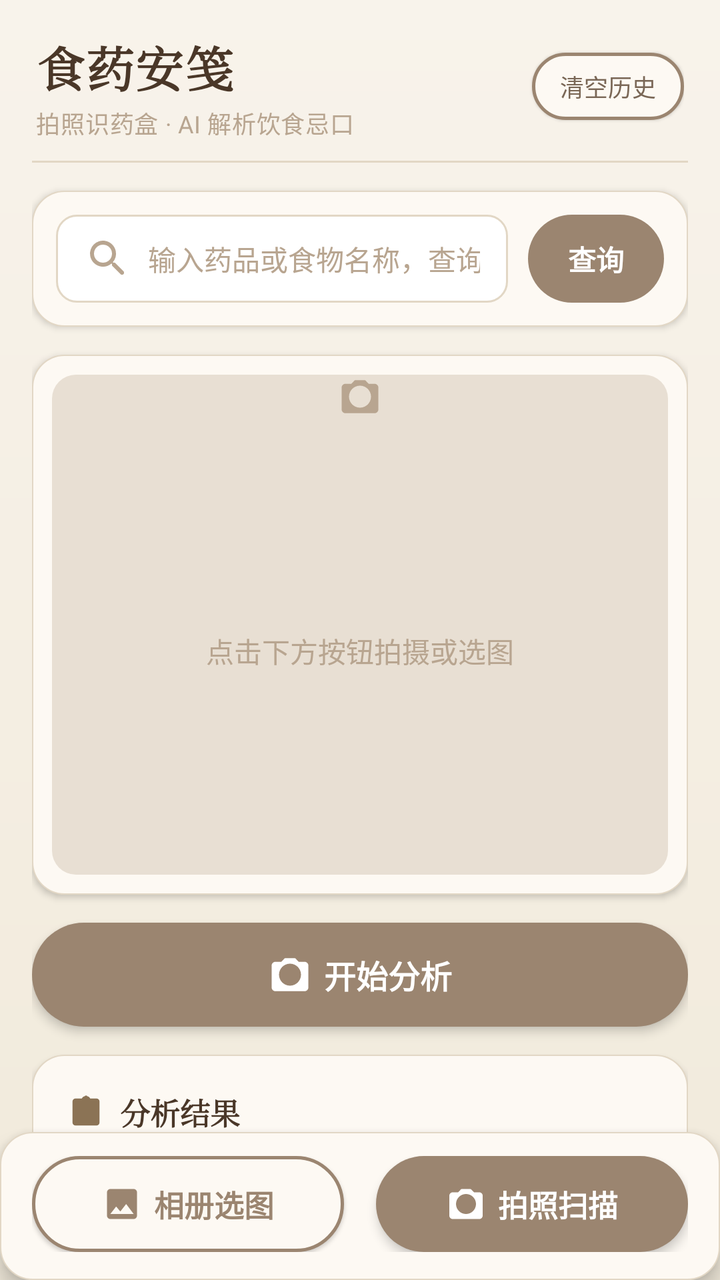
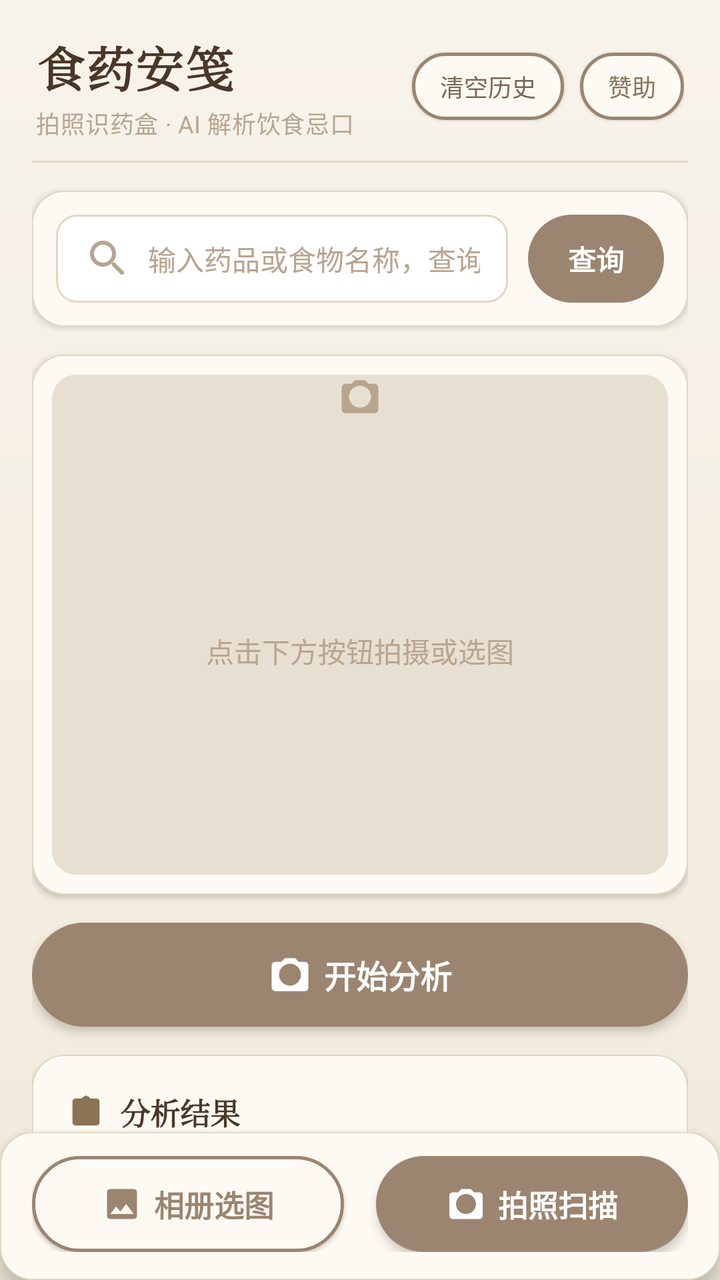

Before-and-after screenshots of an Android layout around one commit, followed by the original layout XML and the change that was made.
<!-- AndroidManifest.xml: application theme Theme.FoodDrugNote -->
<!-- res/layout/activity_main.xml -->
<?xml version="1.0" encoding="utf-8"?>
<LinearLayout xmlns:android="http://schemas.android.com/apk/res/android"
    xmlns:app="http://schemas.android.com/apk/res-auto"
    android:layout_width="match_parent"
    android:layout_height="match_parent"
    android:orientation="vertical"
    android:background="@drawable/bg_paper"
    android:fitsSystemWindows="true">

    <androidx.core.widget.NestedScrollView
        android:id="@+id/scrollView"
        android:layout_width="match_parent"
        android:layout_height="0dp"
        android:layout_weight="1"
        android:fillViewport="true"
        android:clipToPadding="false"
        android:paddingStart="16dp"
        android:paddingEnd="16dp"
        android:paddingTop="10dp"
        android:paddingBottom="16dp">

        <LinearLayout
            android:id="@+id/contentArea"
            android:layout_width="match_parent"
            android:layout_height="wrap_content"
            android:orientation="vertical"
            android:gravity="center_horizontal">

            
            <LinearLayout
                android:layout_width="match_parent"
                android:layout_height="wrap_content"
                android:orientation="horizontal"
                android:gravity="center_vertical"
                android:paddingTop="6dp"
                android:paddingBottom="10dp"
                android:paddingStart="2dp"
                android:paddingEnd="2dp">

                <LinearLayout
                    android:layout_width="0dp"
                    android:layout_height="wrap_content"
                    android:layout_weight="1"
                    android:orientation="vertical">

                    <TextView
                        android:layout_width="wrap_content"
                        android:layout_height="wrap_content"
                        android:text="@string/app_title"
                        android:textSize="24sp"
                        android:textColor="@color/text_primary"
                        android:textStyle="bold"
                        android:fontFamily="serif"
                        android:letterSpacing="0.03" />

                    <TextView
                        android:layout_width="wrap_content"
                        android:layout_height="wrap_content"
                        android:text="拍照识药盒 · AI 解析饮食忌口"
                        android:textSize="12sp"
                        android:textColor="@color/text_hint"
                        android:letterSpacing="0.02"
                        android:layout_marginTop="2dp" />
                </LinearLayout>

                <TextView
                    android:id="@+id/btnClearHistory"
                    android:layout_width="wrap_content"
                    android:layout_height="wrap_content"
                    android:text="@string/clear_history"
                    android:textSize="12sp"
                    android:textColor="@color/text_secondary"
                    android:background="@drawable/bg_button_secondary_selector"
                    android:paddingStart="14dp"
                    android:paddingEnd="14dp"
                    android:paddingTop="8dp"
                    android:paddingBottom="8dp"
                    android:clickable="true"
                    android:focusable="true"
                    android:gravity="center"
                    android:elevation="1dp" />

            </LinearLayout>

            
            <View
                android:layout_width="match_parent"
                android:layout_height="1dp"
                android:background="@color/divider"
                android:layout_marginBottom="14dp" />

        
        <LinearLayout
            android:layout_width="match_parent"
            android:layout_height="wrap_content"
            android:orientation="horizontal"
            android:gravity="center_vertical"
            android:background="@drawable/bg_result_card"
            android:elevation="2dp"
            android:padding="12dp"
            android:layout_marginBottom="14dp">

            <EditText
                android:id="@+id/etQuery"
                android:layout_width="0dp"
                android:layout_height="44dp"
                android:layout_weight="1"
                android:gravity="center_vertical"
                android:background="@drawable/bg_edit_text"
                android:hint="@string/drug_name_input_hint"
                android:inputType="text"
                android:imeOptions="actionSearch"
                android:maxLines="1"
                android:paddingStart="14dp"
                android:paddingEnd="14dp"
                android:drawablePadding="8dp"
                app:drawableStartCompat="@drawable/ic_search"
                app:drawableTint="@color/text_hint"
                android:textSize="14sp"
                android:textColor="@color/text_primary"
                android:textColorHint="@color/text_hint" />

            <LinearLayout
                android:id="@+id/btnQuery"
                android:layout_width="wrap_content"
                android:layout_height="44dp"
                android:layout_marginStart="10dp"
                android:orientation="horizontal"
                android:gravity="center"
                android:background="@drawable/bg_button_primary_selector"
                android:paddingStart="20dp"
                android:paddingEnd="20dp"
                android:clickable="true"
                android:focusable="true">

                <TextView
                    android:layout_width="wrap_content"
                    android:layout_height="wrap_content"
                    android:text="@string/query_drug"
                    android:textSize="14sp"
                    android:textColor="@color/on_primary"
                    android:textStyle="bold" />
            </LinearLayout>
        </LinearLayout>

        
        <FrameLayout
                android:layout_width="match_parent"
                android:layout_height="wrap_content"
                android:background="@drawable/bg_result_card"
                android:elevation="2dp"
                android:padding="10dp"
                android:layout_marginBottom="14dp">

                <FrameLayout
                    android:layout_width="match_parent"
                    android:layout_height="250dp"
                    android:background="@drawable/bg_thumb_placeholder">

                    <ImageView
                        android:id="@+id/ivPreview"
                        android:layout_width="match_parent"
                        android:layout_height="match_parent"
                        android:scaleType="centerCrop"
                        android:contentDescription="@string/preview_image" />

                    
                    <TextView
                        android:id="@+id/tvHint"
                        android:layout_width="match_parent"
                        android:layout_height="match_parent"
                        android:gravity="center"
                        app:drawableTopCompat="@drawable/ic_camera"
                        app:drawableTint="@color/text_hint"
                        android:drawablePadding="4dp"
                        android:text="@string/no_image_hint"
                        android:textSize="14sp"
                        android:textColor="@color/text_hint" />
                </FrameLayout>
            </FrameLayout>

            
            <LinearLayout
                android:id="@+id/btnAnalyze"
                android:layout_width="match_parent"
                android:layout_height="52dp"
                android:orientation="horizontal"
                android:gravity="center"
                android:background="@drawable/bg_button_primary_selector"
                android:clickable="true"
                android:focusable="true"
                android:elevation="3dp"
                android:layout_marginBottom="14dp">

                <ImageView
                    android:layout_width="22dp"
                    android:layout_height="22dp"
                    android:src="@drawable/ic_camera"
                    app:tint="@color/on_primary" />

                <TextView
                    android:layout_width="wrap_content"
                    android:layout_height="wrap_content"
                    android:text="@string/btn_analyze"
                    android:textSize="16sp"
                    android:textColor="@color/on_primary"
                    android:textStyle="bold"
                    android:layout_marginStart="6dp" />
            </LinearLayout>

            
            <LinearLayout
                android:layout_width="match_parent"
                android:layout_height="wrap_content"
                android:orientation="vertical"
                android:background="@drawable/bg_result_card"
                android:elevation="2dp"
                android:padding="18dp"
                android:layout_marginBottom="14dp">

                
                <LinearLayout
                    android:layout_width="match_parent"
                    android:layout_height="wrap_content"
                    android:orientation="horizontal"
                    android:gravity="center_vertical"
                    android:layout_marginBottom="10dp">

                    <ImageView
                        android:layout_width="18dp"
                        android:layout_height="18dp"
                        android:src="@drawable/ic_clipboard"
                        app:tint="@color/secondary"
                        android:contentDescription="@null" />

                    <TextView
                        android:layout_width="0dp"
                        android:layout_height="wrap_content"
                        android:layout_weight="1"
                        android:text="@string/analysis_result"
                        android:textSize="15sp"
                        android:textColor="@color/text_primary"
                        android:textStyle="bold"
                        android:fontFamily="serif"
                        android:layout_marginStart="8dp" />

                    <TextView
                        android:id="@+id/tvRiskBadge"
                        android:layout_width="wrap_content"
                        android:layout_height="wrap_content"
                        android:textSize="12sp"
                        android:textStyle="bold"
                        android:textColor="@color/low_risk_text"
                        android:background="@drawable/bg_risk_low"
                        android:paddingStart="12dp"
                        android:paddingEnd="12dp"
                        android:paddingTop="5dp"
                        android:paddingBottom="5dp"
                        android:visibility="gone" />
                </LinearLayout>

                <View
                    android:layout_width="match_parent"
                    android:layout_height="0.5dp"
                    android:background="@color/divider"
                    android:layout_marginBottom="14dp" />

                
                <ProgressBar
                    android:id="@+id/progressBar"
                    style="?android:attr/progressBarStyle"
                    android:layout_width="40dp"
                    android:layout_height="40dp"
                    android:indeterminateTint="@color/primary"
                    android:layout_gravity="center_horizontal"
                    android:visibility="gone"
                    android:layout_marginBottom="12dp" />

                <TextView
                    android:id="@+id/tvResult"
                    android:layout_width="match_parent"
                    android:layout_height="wrap_content"
                    android:textSize="14sp"
                    android:textColor="@color/text_primary"
                    android:lineSpacingExtra="6dp"
                    android:letterSpacing="0.01"
                    android:textIsSelectable="true"
                    android:layout_marginBottom="14dp" />

                <LinearLayout
                    android:layout_width="match_parent"
                    android:layout_height="wrap_content"
                    android:orientation="horizontal"
                    android:gravity="end">

                    <LinearLayout
                        android:id="@+id/btnCopy"
                        android:layout_width="wrap_content"
                        android:layout_height="wrap_content"
                        android:minHeight="36dp"
                        android:orientation="horizontal"
                        android:gravity="center"
                        android:background="@drawable/bg_button_secondary_selector"
                        android:paddingStart="16dp"
                        android:paddingTop="8dp"
                        android:paddingEnd="16dp"
                        android:paddingBottom="8dp"
                        android:clickable="true"
                        android:focusable="true">

                        <ImageView
                            android:layout_width="16dp"
                            android:layout_height="16dp"
                            android:src="@drawable/ic_copy"
                            app:tint="@color/secondary" />

                        <TextView
                            android:layout_width="wrap_content"
                            android:layout_height="wrap_content"
                            android:text="复制结果"
                            android:textSize="13sp"
                            android:textColor="@color/secondary"
                            android:layout_marginStart="4dp" />
                    </LinearLayout>

                    <LinearLayout
                        android:id="@+id/btnRetry"
                        android:layout_width="wrap_content"
                        android:layout_height="wrap_content"
                        android:minHeight="36dp"
                        android:orientation="horizontal"
                        android:gravity="center"
                        android:background="@drawable/bg_button_primary_selector"
                        android:paddingStart="16dp"
                        android:paddingTop="8dp"
                        android:paddingEnd="16dp"
                        android:paddingBottom="8dp"
                        android:clickable="true"
                        android:focusable="true"
                        android:layout_marginStart="10dp"
                        android:visibility="gone">

                        <ImageView
                            android:layout_width="16dp"
                            android:layout_height="16dp"
                            android:src="@drawable/ic_refresh"
                            app:tint="@color/on_primary" />

                        <TextView
                            android:layout_width="wrap_content"
                            android:layout_height="wrap_content"
                            android:text="重新分析"
                            android:textSize="13sp"
                            android:textColor="@color/on_primary"
                            android:layout_marginStart="4dp" />
                    </LinearLayout>

                </LinearLayout>

            </LinearLayout>

            
            <TextView
                android:layout_width="match_parent"
                android:layout_height="wrap_content"
                android:text="@string/disclaimer"
                android:textSize="11sp"
                android:textColor="@color/text_hint"
                android:gravity="center"
                android:lineSpacingExtra="4dp"
                android:paddingStart="8dp"
                android:paddingEnd="8dp"
                android:layout_marginBottom="18dp" />

            
            <LinearLayout
                android:layout_width="match_parent"
                android:layout_height="wrap_content"
                android:orientation="horizontal"
                android:gravity="center_vertical"
                android:paddingBottom="10dp">

                <ImageView
                    android:layout_width="18dp"
                    android:layout_height="18dp"
                    android:src="@drawable/ic_history"
                    app:tint="@color/secondary"
                    android:contentDescription="@null" />

                <TextView
                    android:layout_width="0dp"
                    android:layout_height="wrap_content"
                    android:layout_weight="1"
                    android:text="@string/scan_history"
                    android:textSize="15sp"
                    android:textColor="@color/text_secondary"
                    android:textStyle="bold"
                    android:fontFamily="serif"
                    android:layout_marginStart="8dp" />

                <TextView
                    android:id="@+id/tvHistoryCount"
                    android:layout_width="wrap_content"
                    android:layout_height="wrap_content"
                    android:textSize="12sp"
                    android:textColor="@color/text_hint" />
            </LinearLayout>

            
            <androidx.recyclerview.widget.RecyclerView
                android:id="@+id/rvHistory"
                android:layout_width="match_parent"
                android:layout_height="wrap_content"
                android:nestedScrollingEnabled="false" />

            <LinearLayout
                android:id="@+id/tvHistoryEmpty"
                android:layout_width="match_parent"
                android:layout_height="wrap_content"
                android:orientation="vertical"
                android:gravity="center"
                android:visibility="gone"
                android:paddingTop="36dp"
                android:paddingBottom="36dp"
                android:layout_marginBottom="80dp">

                <ImageView
                    android:layout_width="56dp"
                    android:layout_height="56dp"
                    android:src="@drawable/ic_book"
                    app:tint="@color/text_hint"
                    android:contentDescription="@null" />

                <TextView
                    android:layout_width="wrap_content"
                    android:layout_height="wrap_content"
                    android:text="@string/empty_history"
                    android:textSize="14sp"
                    android:textColor="@color/text_hint"
                    android:layout_marginTop="12dp" />
            </LinearLayout>

        </LinearLayout>
    </androidx.core.widget.NestedScrollView>

    
    <LinearLayout
        android:layout_width="match_parent"
        android:layout_height="wrap_content"
        android:orientation="horizontal"
        android:gravity="center"
        android:background="@drawable/bg_result_card"
        android:elevation="6dp"
        android:paddingStart="16dp"
        android:paddingEnd="16dp"
        android:paddingTop="12dp"
        android:paddingBottom="14dp">

        <LinearLayout
            android:id="@+id/btnAlbum"
            android:layout_width="0dp"
            android:layout_height="48dp"
            android:layout_weight="1"
            android:orientation="horizontal"
            android:gravity="center"
            android:background="@drawable/bg_button_secondary_selector"
            android:clickable="true"
            android:focusable="true"
            android:elevation="1dp"
            android:layout_marginEnd="8dp">

            <ImageView
                android:layout_width="20dp"
                android:layout_height="20dp"
                android:src="@drawable/ic_image"
                app:tint="@color/primary" />

            <TextView
                android:layout_width="wrap_content"
                android:layout_height="wrap_content"
                android:text="@string/pick_from_album"
                android:textSize="15sp"
                android:textColor="@color/primary"
                android:textStyle="bold"
                android:layout_marginStart="6dp" />
        </LinearLayout>

        <LinearLayout
            android:id="@+id/btnTakePhoto"
            android:layout_width="0dp"
            android:layout_height="48dp"
            android:layout_weight="1"
            android:orientation="horizontal"
            android:gravity="center"
            android:background="@drawable/bg_button_primary_selector"
            android:clickable="true"
            android:focusable="true"
            android:elevation="3dp"
            android:layout_marginStart="8dp">

            <ImageView
                android:layout_width="20dp"
                android:layout_height="20dp"
                android:src="@drawable/ic_camera"
                app:tint="@color/on_primary" />

            <TextView
                android:layout_width="wrap_content"
                android:layout_height="wrap_content"
                android:text="@string/take_photo"
                android:textSize="15sp"
                android:textColor="@color/on_primary"
                android:textStyle="bold"
                android:layout_marginStart="6dp" />
        </LinearLayout>

    </LinearLayout>

</LinearLayout>
<!-- resources referenced by this layout -->
<resources>
  <color name="divider">#E2D7C5</color>
  <color name="low_risk_text">#B57A3A</color>
  <color name="on_primary">#FFFFFF</color>
  <color name="primary">#9B8570</color>
  <color name="secondary">#8B7355</color>
  <color name="text_hint">#B8A590</color>
  <color name="text_primary">#4A3728</color>
  <color name="text_secondary">#7A6756</color>
  <!-- drawable bg_edit_text (drawable) -->
  <?xml version="1.0" encoding="utf-8"?>
  <shape xmlns:android="http://schemas.android.com/apk/res/android"
      android:shape="rectangle">
      <solid android:color="@color/white" />
      <corners android:radius="10dp" />
      <stroke android:width="1dp" android:color="@color/divider" />
  </shape>
  <!-- drawable bg_paper (drawable) -->
  <?xml version="1.0" encoding="utf-8"?>
  <shape xmlns:android="http://schemas.android.com/apk/res/android"
      android:shape="rectangle">
      <gradient
          android:startColor="#F8F3EB"
          android:endColor="#F1EADB"
          android:angle="270" />
  </shape>
  <!-- drawable bg_risk_low (drawable) -->
  <?xml version="1.0" encoding="utf-8"?>
  <shape xmlns:android="http://schemas.android.com/apk/res/android"
      android:shape="rectangle">
      <solid android:color="@color/low_risk_bg" />
      <corners android:radius="14dp" />
  </shape>
  <!-- drawable bg_thumb_placeholder (drawable) -->
  <?xml version="1.0" encoding="utf-8"?>
  <shape xmlns:android="http://schemas.android.com/apk/res/android"
      android:shape="rectangle">
      <solid android:color="@color/primary_container" />
      <corners android:radius="12dp" />
  </shape>
  <string name="analysis_result">分析结果</string>
  <string name="app_title">食药安笺</string>
  <string name="btn_analyze">开始分析</string>
  <string name="clear_history">清空历史</string>
  <string name="disclaimer">免责声明：本内容仅为公开科普资料整理，不构成专业医疗建议，服药务必遵从医师指导。</string>
  <string name="drug_name_input_hint">输入药品或食物名称，查询相克禁忌</string>
  <string name="empty_history">暂无查询记录</string>
  <string name="no_image_hint">点击下方按钮拍摄或选图</string>
  <string name="pick_from_album">相册选图</string>
  <string name="preview_image">预览图片</string>
  <string name="query_drug">查询</string>
  <string name="scan_history">查询历史</string>
  <string name="take_photo">拍照扫描</string>
  <!-- drawable bg_button_primary_pressed (drawable) -->
  <?xml version="1.0" encoding="utf-8"?>
  <shape xmlns:android="http://schemas.android.com/apk/res/android"
      android:shape="rectangle">
      <solid android:color="@color/primary_dark" />
      <corners android:radius="28dp" />
  </shape>
  <!-- drawable bg_button_primary (drawable) -->
  <?xml version="1.0" encoding="utf-8"?>
  <shape xmlns:android="http://schemas.android.com/apk/res/android"
      android:shape="rectangle">
      <solid android:color="@color/primary" />
      <corners android:radius="28dp" />
  </shape>
  <color name="white">#FFFFFF</color>
  <color name="card_bg">#FDF9F3</color>
  <color name="low_risk_bg">#F5ECDB</color>
  <color name="primary_container">#E8DFD3</color>
  <color name="page_bg">#F5F0E8</color>
  <color name="status_bar">#EBE3D5</color>
  <color name="primary_dark">#7A6756</color>
  <color name="surface">#FDFAF5</color>
  <color name="on_surface">#4A3728</color>
  <color name="surface_variant">#EFE8DC</color>
  <style name="ShapeSmall" parent="ShapeAppearance.MaterialComponents.SmallComponent">
          <item name="cornerFamily">rounded</item>
          <item name="cornerSize">12dp</item>
      </style>
  <style name="ShapeMedium" parent="ShapeAppearance.MaterialComponents.MediumComponent">
          <item name="cornerFamily">rounded</item>
          <item name="cornerSize">16dp</item>
      </style>
  <style name="ShapeLarge" parent="ShapeAppearance.MaterialComponents.LargeComponent">
          <item name="cornerFamily">rounded</item>
          <item name="cornerSize">20dp</item>
      </style>
  <color name="ripple">#20000000</color>
  <color name="card_bg_pressed">#F0E8DB</color>
</resources>

<!-- the commit's change to res/layout/activity_main.xml (unified diff, before → after) -->
@@ -79,6 +79,24 @@
                     android:focusable="true"
                     android:gravity="center"
                     android:elevation="1dp" />
+
+                <TextView
+                    android:id="@+id/btnSponsor"
+                    android:layout_width="wrap_content"
+                    android:layout_height="wrap_content"
+                    android:text="@string/sponsor"
+                    android:textSize="12sp"
+                    android:textColor="@color/secondary"
+                    android:background="@drawable/bg_button_secondary_selector"
+                    android:paddingStart="14dp"
+                    android:paddingEnd="14dp"
+                    android:paddingTop="8dp"
+                    android:paddingBottom="8dp"
+                    android:clickable="true"
+                    android:focusable="true"
+                    android:gravity="center"
+                    android:elevation="1dp"
+                    android:layout_marginStart="8dp" />
 
             </LinearLayout>
 
<!-- resource entries referenced after the edit -->
@@ -51,6 +51,7 @@
   <string name="preview_image">预览图片</string>
   <string name="query_drug">查询</string>
   <string name="scan_history">查询历史</string>
+  <string name="sponsor">赞助</string>
   <string name="take_photo">拍照扫描</string>
   <!-- drawable bg_button_primary_pressed (drawable) -->
   <?xml version="1.0" encoding="utf-8"?>
